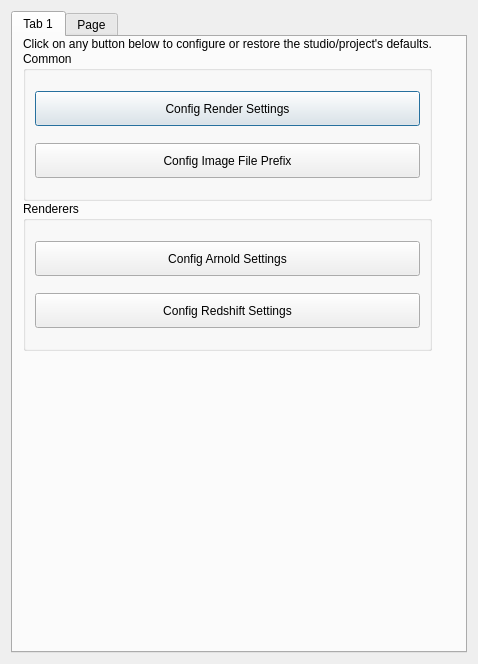
Old version of the form resources/dialog.ui in the repository rbraga3d/tk-multi-defcon.
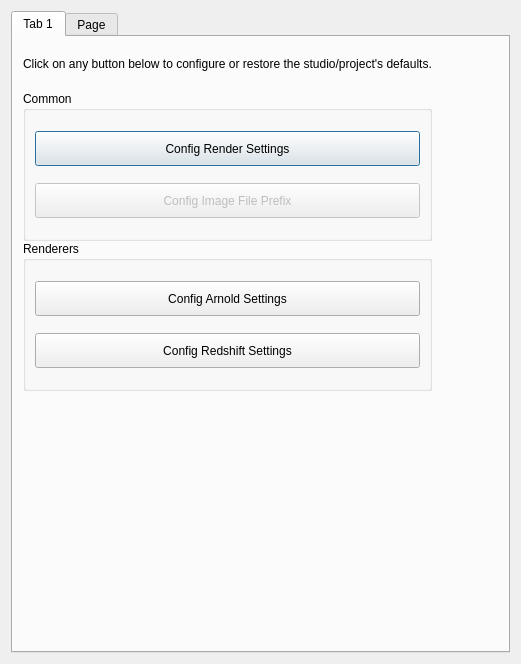
New version of the form. The open tabs and pages were chosen to show the change.

Commit message: Melhorias na UI

Diff of the .ui file:
```diff
--- a/resources/dialog.ui
+++ b/resources/dialog.ui
@@ -6,7 +6,7 @@
    <rect>
     <x>0</x>
     <y>0</y>
-    <width>478</width>
+    <width>474</width>
     <height>664</height>
    </rect>
   </property>
@@ -16,8 +16,14 @@
   <layout class="QVBoxLayout" name="verticalLayout">
    <item>
     <widget class="QTabWidget" name="main_tab_widget">
+     <property name="sizePolicy">
+      <sizepolicy hsizetype="Preferred" vsizetype="Expanding">
+       <horstretch>0</horstretch>
+       <verstretch>0</verstretch>
+      </sizepolicy>
+     </property>
      <property name="currentIndex">
-      <number>1</number>
+      <number>0</number>
      </property>
      <widget class="QWidget" name="render_settings_tab">
       <property name="minimumSize">
@@ -49,9 +55,17 @@
         <number>0</number>
        </property>
        <item>
+        <layout class="QVBoxLayout" name="label_layout">
+         <property name="topMargin">
+          <number>20</number>
+         </property>
+         <property name="bottomMargin">
+          <number>20</number>
+         </property>
+         <item>
         <widget class="QLabel" name="label">
          <property name="sizePolicy">
-          <sizepolicy hsizetype="Fixed" vsizetype="Fixed">
+            <sizepolicy hsizetype="Preferred" vsizetype="Fixed">
            <horstretch>0</horstretch>
            <verstretch>0</verstretch>
           </sizepolicy>
@@ -63,9 +77,11 @@
           <set>Qt::AlignLeading|Qt::AlignLeft|Qt::AlignVCenter</set>
          </property>
          <property name="margin">
-          <number>20</number>
-         </property>
-        </widget>
+            <number>0</number>
+           </property>
+          </widget>
+         </item>
+        </layout>
        </item>
        <item>
         <widget class="QGroupBox" name="render_globals_gbox">
@@ -87,6 +103,12 @@
          <layout class="QVBoxLayout" name="verticalLayout_4">
           <item>
            <widget class="QPushButton" name="config_render_settings_button">
+            <property name="sizePolicy">
+             <sizepolicy hsizetype="Preferred" vsizetype="Fixed">
+              <horstretch>0</horstretch>
+              <verstretch>0</verstretch>
+             </sizepolicy>
+            </property>
             <property name="minimumSize">
              <size>
               <width>0</width>
@@ -100,6 +122,15 @@
           </item>
           <item>
            <widget class="QPushButton" name="config_image_file_prefix_button">
+            <property name="enabled">
+             <bool>false</bool>
+            </property>
+            <property name="sizePolicy">
+             <sizepolicy hsizetype="Preferred" vsizetype="Fixed">
+              <horstretch>0</horstretch>
+              <verstretch>0</verstretch>
+             </sizepolicy>
+            </property>
             <property name="minimumSize">
              <size>
               <width>0</width>
@@ -137,6 +168,12 @@
          <layout class="QVBoxLayout" name="verticalLayout_5">
           <item>
            <widget class="QPushButton" name="config_arnold_button">
+            <property name="sizePolicy">
+             <sizepolicy hsizetype="Preferred" vsizetype="Fixed">
+              <horstretch>0</horstretch>
+              <verstretch>0</verstretch>
+             </sizepolicy>
+            </property>
             <property name="minimumSize">
              <size>
               <width>0</width>
@@ -150,6 +187,12 @@
           </item>
           <item>
            <widget class="QPushButton" name="config_redshift_button">
+            <property name="sizePolicy">
+             <sizepolicy hsizetype="Preferred" vsizetype="Fixed">
+              <horstretch>0</horstretch>
+              <verstretch>0</verstretch>
+             </sizepolicy>
+            </property>
             <property name="minimumSize">
              <size>
               <width>0</width>
@@ -175,6 +218,12 @@
         <layout class="QVBoxLayout" name="verticalLayout_2">
          <item>
           <widget class="QPlainTextEdit" name="configs_plaint_text">
+           <property name="sizePolicy">
+            <sizepolicy hsizetype="Preferred" vsizetype="Expanding">
+             <horstretch>0</horstretch>
+             <verstretch>0</verstretch>
+            </sizepolicy>
+           </property>
            <property name="font">
             <font>
              <family>Segoe UI</family>
@@ -185,22 +234,32 @@
             </font>
            </property>
            <property name="styleSheet">
-            <string notr="true">color: rgb(222, 222, 222);</string>
+            <string notr="true"/>
            </property>
            <property name="plainText">
-            <string>Config:
-    Config1: 1
-    Config2: 2</string>
+            <string>Nothing to display</string>
            </property>
            <property name="textInteractionFlags">
-            <set>Qt::NoTextInteraction</set>
+            <set>Qt::TextSelectableByMouse</set>
            </property>
           </widget>
          </item>
          <item>
           <widget class="QLabel" name="config_file_label">
+           <property name="sizePolicy">
+            <sizepolicy hsizetype="Preferred" vsizetype="Preferred">
+             <horstretch>0</horstretch>
+             <verstretch>0</verstretch>
+            </sizepolicy>
+           </property>
            <property name="text">
-            <string>Config file: ./PATH_TO_FILE/render_settings.yml</string>
+            <string>Config file: Z:Pipelinedevshotgridprojectspipeline_developmentcodedefconmayarender_settings.yaml</string>
+           </property>
+           <property name="wordWrap">
+            <bool>true</bool>
+           </property>
+           <property name="textInteractionFlags">
+            <set>Qt::LinksAccessibleByMouse|Qt::TextSelectableByMouse</set>
            </property>
           </widget>
          </item>
```
Lines whose indentation alone changed are shown as unchanged. The commit also changes 4 other files.
